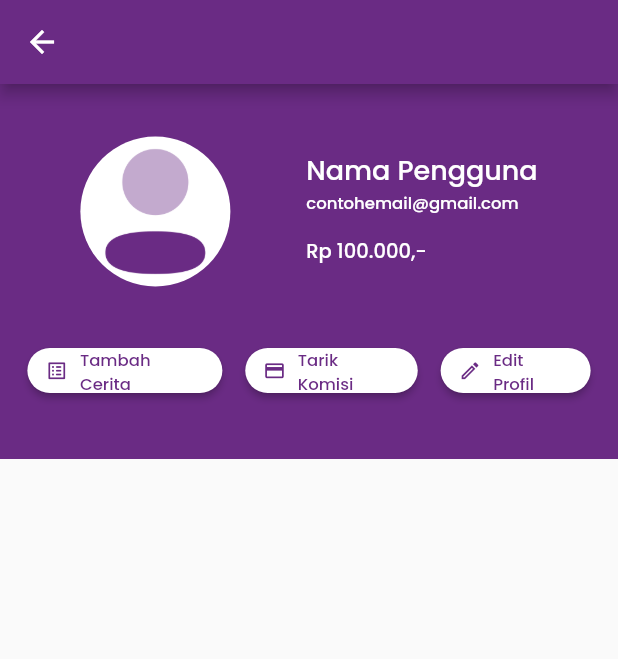
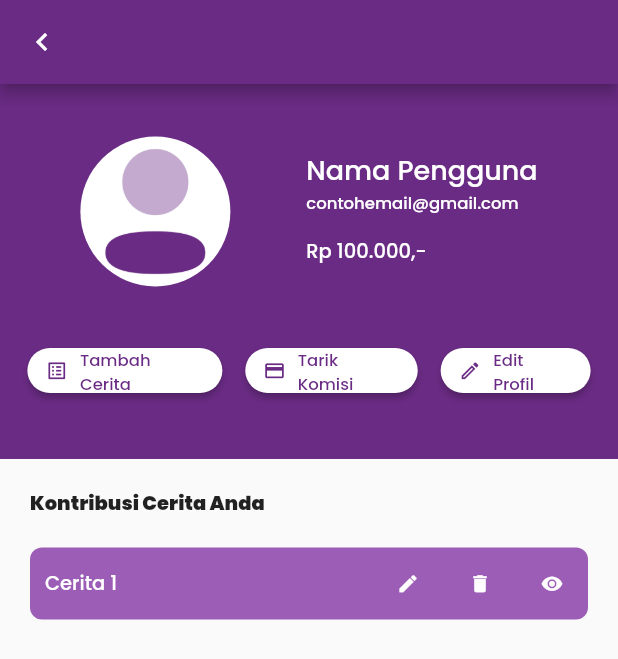
Before and after one commit to whywidodo/finalproject_pmoif20d_wahyu, a Flutter app: the User screen opened directly, on a phone screen of 412 x 824 dp. Shown: the top 659 px of the screen. Run offline on Flutter 3.47's test engine with Material 2 defaults, Android fonts, the phone set to English and light mode, and no system bars; our stand-ins replace fluttertoast.

Commit message:
Update Halaman User (button)

```diff
--- a/lib/User.dart
+++ b/lib/User.dart
@@ -1,6 +1,10 @@
+import 'package:finalproject_pmoif20d_wahyu/DetailCeritaGratis.dart';
+import 'package:finalproject_pmoif20d_wahyu/HomePage.dart';
 import 'package:flutter/cupertino.dart';
 import 'package:flutter/material.dart';
 import 'package:flutter/widgets.dart';
+
+import 'TambahCerita.dart';
 
 class User extends StatefulWidget {
   const User({Key? key}) : super(key: key);
@@ -14,7 +18,13 @@ class _UserState extends State<User> {
   Widget build(BuildContext context) {
     return Scaffold(
         appBar: AppBar(
-          // leading: Icon(Icons.arrow_back_ios),
+          leading: IconButton(
+            icon: Icon(Icons.chevron_left),
+            onPressed: () {
+              Navigator.push(
+                  context, MaterialPageRoute(builder: (context) => HomePage()));
+            },
+          ),
           backgroundColor: Color(0xFF6A2B84),
         ),
         body: ListView(children: [
@@ -71,7 +81,10 @@ class _UserState extends State<User> {
                         mainAxisAlignment: MainAxisAlignment.spaceEvenly,
                         children: [
                           ElevatedButton.icon(
-                              onPressed: () {},
+                              onPressed: () {
+                                Navigator.push(
+                                    context, MaterialPageRoute(builder: (context) => TambahCerita()));
+                              },
                               style: ElevatedButton.styleFrom(
                                   minimumSize: const Size(130, 30),
                                   maximumSize: const Size(130, 30),
@@ -128,6 +141,69 @@ class _UserState extends State<User> {
                       ),
                     )
                   ])),
+          Container(
+              padding: EdgeInsets.all(20),
+              child: Column(
+                  crossAxisAlignment: CrossAxisAlignment.start,
+                  children: [
+                    const Text(
+                      'Kontribusi Cerita Anda',
+                      style:
+                          TextStyle(fontFamily: 'PoppinsBlack', fontSize: 13),
+                    ),
+                    Container(
+                        decoration: BoxDecoration(
+                            color: Color(0xFF9B5DB5),
+                            borderRadius: BorderRadius.circular(8)),
+                        margin: EdgeInsets.only(top: 20),
+                        padding: EdgeInsets.only(left:10),
+                        child: Row(
+                            mainAxisAlignment: MainAxisAlignment.spaceBetween,
+                            children: [
+                              const Text(
+                                'Cerita 1',
+                                style: TextStyle(
+                                    color: Colors.white,
+                                    fontFamily: 'PoppinsMedium',
+                                    fontSize: 13),
+                              ),
+                              Container(
+                                  child: Row(children: <Widget>[
+                                IconButton(
+                                  onPressed: () {},
+                                  icon: const Icon(
+                                    Icons.edit,
+                                    color: Colors.white,
+                                    size: 15,
+                                  ),
+                                  tooltip: 'Edit Cerita',
+                                ),
+                                IconButton(
+                                    onPressed: () {},
+                                    icon: const Icon(
+                                      Icons.delete,
+                                      color: Colors.white,
+                                      size: 15,
+                                    ),
+                                    tooltip: 'Hapus Cerita'),
+                                IconButton(
+                                  onPressed: () {
+                                    Navigator.push(
+                                        context,
+                                        MaterialPageRoute(
+                                            builder: (context) =>
+                                                DetailCeritaGratis()));
+                                  },
+                                  icon: const Icon(
+                                    Icons.remove_red_eye_sharp,
+                                    color: Colors.white,
+                                    size: 15,
+                                  ),
+                                  tooltip: 'Lihat Detail Cerita',
+                                )
+                              ]))
+                            ]))
+                  ]))
         ]));
   }
 }
```
